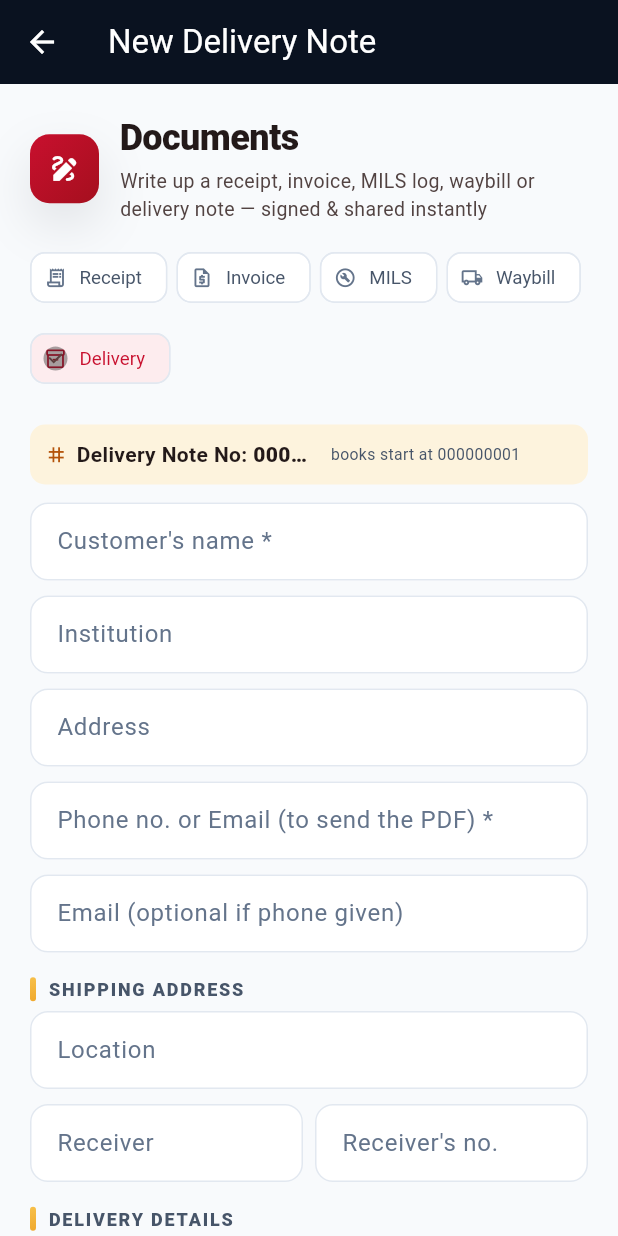
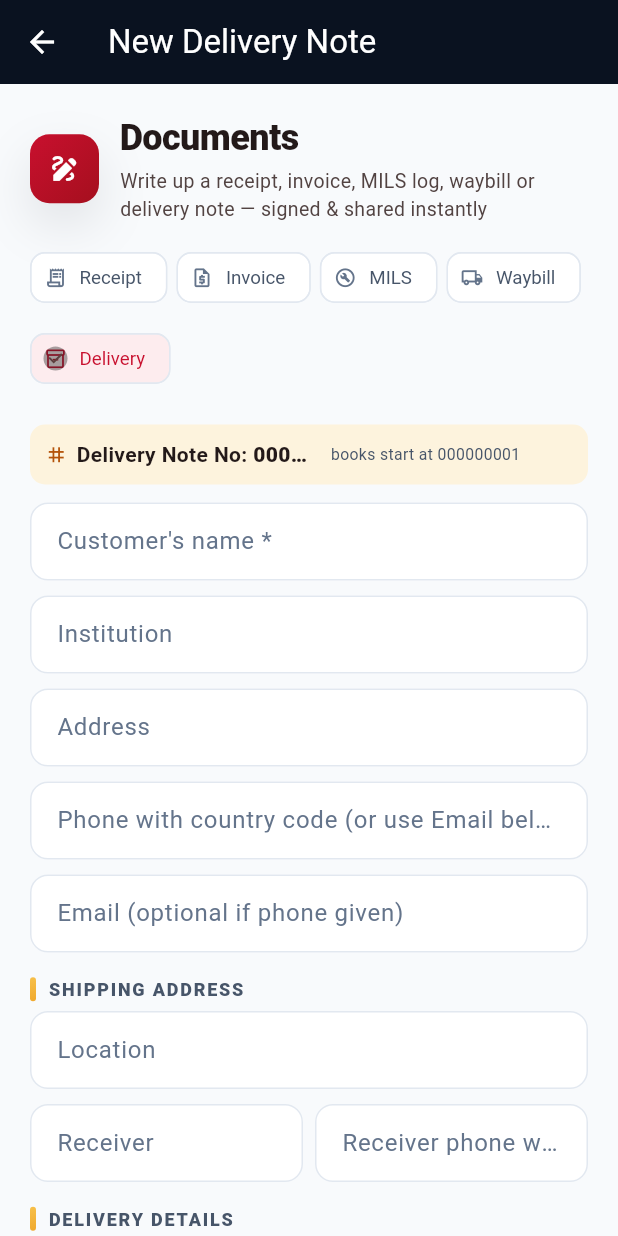
Before and after one commit to NO-Group/mtek_fire_safety_ltd, a Flutter app: the GeneratorScreen screen opened directly, on a phone screen of 412 x 824 dp. Run offline on Flutter 3.47's test engine with Material 3 defaults, Android fonts, the phone set to English and light mode, and no system bars; our stand-ins replace file_picker, fl_chart, flutter_local_notifications, pdf, permission_handler, printing and 1 more; missing offline and left inert: dart:html; accounts and stored records are empty; network calls fail; Roboto replaces fonts that are missing (Sora).

Commit message:
fix visible PDF downloads and international phone entry
Co-authored-by: arena-agent <297053741+arena-agent@users.noreply.github.com>

```diff
--- a/app/lib/documents/branding.dart
+++ b/app/lib/documents/branding.dart
@@ -21,14 +21,15 @@
 
   static const headOffice =
       'HEAD OFFICE: YY12, Kazaure Road, By Lagos Street Round About, Kaduna.';
-  static const headOfficeTel = 'Tel: 08033489452';
+  static const ceoPhone = '+2348033498452';
+  static const headOfficeTel = 'Tel: +2348033498452';
   static const email = 'mtekfiresafetyltd@gmail.com';
   static const website = 'www.mtekLtd.com.ng';
 
   /// Single-office contact block used on every generated document.
   static const officeBlock =
       'HEAD OFFICE: YY12, Kazaure Road, By Lagos Street Round About, Kaduna. '
-      'Tel: 08033489452\n'
+      'Tel: +2348033498452\n'
       'E-mail: mtekfiresafetyltd@gmail.com\n'
       'Website: www.mtekLtd.com.ng';
 
--- a/app/lib/ui/screens/customers_screen.dart
+++ b/app/lib/ui/screens/customers_screen.dart
@@ -1,6 +1,7 @@
 import 'package:flutter/material.dart';
 
 import '../../core/format.dart' as fmt;
+import '../../core/phone.dart';
 import '../../core/theme.dart';
 import '../../data/models.dart';
 import '../../data/store.dart';
@@ -96,19 +97,24 @@
           children: [
             TextField(controller: name, decoration: const InputDecoration(labelText: 'Name / Company')),
             const SizedBox(height: 12),
-            TextField(controller: phone, decoration: const InputDecoration(labelText: 'Phone (WhatsApp)')),
+            TextField(controller: phone, keyboardType: TextInputType.phone, decoration: const InputDecoration(labelText: 'Phone with country code', hintText: '+2348033498452')),
           ],
         ),
         actions: [
           TextButton(onPressed: () => Navigator.pop(context), child: const Text('Cancel')),
           FilledButton(
             onPressed: () {
+              final phoneError = internationalPhoneError(phone.text, required: true);
+              if (phoneError != null) {
+                ScaffoldMessenger.of(context).showSnackBar(SnackBar(content: Text(phoneError)));
+                return;
+              }
               if (name.text.trim().isNotEmpty) {
                 AppStore.instance.addCustomer(Customer(
                   id: 'C${DateTime.now().millisecondsSinceEpoch.toRadixString(36)}',
                   name: name.text.trim(),
                   isCorporate: name.text.toLowerCase().contains('ltd') || name.text.toLowerCase().contains('depot'),
-                  phone: phone.text.trim(),
+                  phone: normalizeInternationalPhone(phone.text),
                   email: '',
                   address: '',
                 ));
--- a/app/lib/ui/screens/generator_screen.dart
+++ b/app/lib/ui/screens/generator_screen.dart
@@ -6,6 +6,7 @@
 import 'package:flutter/services.dart' show rootBundle;
 
 import '../../core/format.dart' as fmt;
+import '../../core/phone.dart';
 import '../../core/theme.dart';
 import '../widgets.dart';
 import '../../data/auth_store.dart';
@@ -350,7 +351,7 @@
       _field(_rIrn, 'IRN (Invoice Reference Number)', onChanged: (v) => _receipt.irn = v),
       _field(_rName, 'Customer name *', onChanged: (v) => _receipt.name = v),
       _field(_rAddr, 'Address', onChanged: (v) => _receipt.address = v),
-      _field(_rPhone, 'Phone No. or Email (to send the PDF) *', keyboard: TextInputType.phone, onChanged: (v) => _receipt.phone = v),
+      _field(_rPhone, 'Phone with country code (or use Email below)', keyboard: TextInputType.phone, onChanged: (v) => _receipt.phone = v),
       _field(_rEmail, 'Email (optional if phone given)', keyboard: TextInputType.emailAddress, onChanged: (v) => _receipt.customerEmail = v),
       _field(_rFor, 'Being Payment for', hint: 'e.g. Refill of 24 × 6kg extinguishers', onChanged: (v) => _receipt.beingPaymentFor = v),
       _field(_rAmount, 'The Sum of (₦) *', keyboard: const TextInputType.numberWithOptions(decimal: true),
@@ -421,7 +422,7 @@
       _field(_iLpo, 'L.P.O. No', onChanged: (v) => _invoice.lpoNo = v),
       _field(_iName, 'Customer name *', onChanged: (v) => _invoice.name = v),
       _field(_iAddr, 'Address', onChanged: (v) => _invoice.address = v),
-      _field(_iPhone, 'Phone No. or Email (to send the PDF) *', keyboard: TextInputType.phone, onChanged: (v) => _invoice.phone = v),
+      _field(_iPhone, 'Phone with country code (or use Email below)', keyboard: TextInputType.phone, onChanged: (v) => _invoice.phone = v),
       _field(_iEmail, 'Email (optional if phone given)', keyboard: TextInputType.emailAddress, onChanged: (v) => _invoice.customerEmail = v),
       const SizedBox(height: 6),
       const SectionTitle('Itemised ledger'),
@@ -589,7 +590,7 @@
       const SizedBox(height: 10),
       _field(_mName, "Customer's Name *", onChanged: (v) => _mils.name = v),
       _field(_mAddr, 'Address', onChanged: (v) => _mils.address = v),
-      _field(_mPhone, 'Phone Number or Email (to send the PDF) *', keyboard: TextInputType.phone, onChanged: (v) => _mils.phone = v),
+      _field(_mPhone, 'Phone with country code (or use Email below)', keyboard: TextInputType.phone, onChanged: (v) => _mils.phone = v),
       _field(_mEmail, 'Email (optional if phone given)', keyboard: TextInputType.emailAddress, onChanged: (v) => _mils.customerEmail = v),
       const SizedBox(height: 6),
       SwitchListTile.adaptive(
@@ -781,7 +782,7 @@
       ]),
       _field(_wbName, "Buyer's name *", onChanged: (v) => _waybill.name = v),
       _field(_wbAddr, 'Address', onChanged: (v) => _waybill.address = v),
-      _field(_wbPhone, 'Phone no. or Email (to send the PDF) *', keyboard: TextInputType.phone, onChanged: (v) => _waybill.phone = v),
+      _field(_wbPhone, 'Phone with country code (or use Email below)', keyboard: TextInputType.phone, onChanged: (v) => _waybill.phone = v),
       _field(_wbEmail, 'Email (optional if phone given)', keyboard: TextInputType.emailAddress, onChanged: (v) => _waybill.customerEmail = v),
       const SizedBox(height: 6),
       const SectionTitle('Items — products / tech. spec / brand / qty'),
@@ -839,7 +840,7 @@
       Row(children: [
         Expanded(child: _field(_wbDriver, "Driver's name", onChanged: (v) => _waybill.driverName = v)),
         const SizedBox(width: 8),
-        Expanded(child: _field(_wbDriverPhone, 'Driver phone', keyboard: TextInputType.phone, onChanged: (v) => _waybill.driverPhone = v)),
+        Expanded(child: _field(_wbDriverPhone, 'Driver phone with country code', keyboard: TextInputType.phone, onChanged: (v) => _waybill.driverPhone = v)),
       ]),
       Row(children: [
         Expanded(child: _field(_wbVehicle, "Vehicle's brand", onChanged: (v) => _waybill.vehicleBrand = v)),
@@ -851,7 +852,7 @@
       Row(children: [
         Expanded(child: _field(_wbReceiver, "Receiver's name", onChanged: (v) => _waybill.receiverName = v)),
         const SizedBox(width: 8),
-        Expanded(child: _field(_wbReceiverPhone, 'Receiver phone', keyboard: TextInputType.phone, onChanged: (v) => _waybill.receiverPhone = v)),
+        Expanded(child: _field(_wbReceiverPhone, 'Receiver phone with country code', keyboard: TextInputType.phone, onChanged: (v) => _waybill.receiverPhone = v)),
       ]),
       _sigTile("Receiver's signature (signs at hand-over)"),
     ];
@@ -871,7 +872,7 @@
       _field(_dnName, "Customer's name *", onChanged: (v) => _deliveryNote.customerName = v),
       _field(_dnInst, 'Institution', onChanged: (v) => _deliveryNote.institution = v),
       _field(_dnAddr, 'Address', onChanged: (v) => _deliveryNote.address = v),
-      _field(_dnPhone, 'Phone no. or Email (to send the PDF) *', keyboard: TextInputType.phone, onChanged: (v) => _deliveryNote.phone = v),
+      _field(_dnPhone, 'Phone with country code (or use Email below)', keyboard: TextInputType.phone, onChanged: (v) => _deliveryNote.phone = v),
       _field(_dnEmail, 'Email (optional if phone given)', keyboard: TextInputType.emailAddress, onChanged: (v) => _deliveryNote.customerEmail = v),
       const SizedBox(height: 6),
       const SectionTitle('Shipping address'),
@@ -880,7 +881,7 @@
       Row(children: [
         Expanded(child: _field(_dnReceiver, 'Receiver', onChanged: (v) => _deliveryNote.receiver = v)),
         const SizedBox(width: 8),
-        Expanded(child: _field(_dnReceiverNo, "Receiver's no.", keyboard: TextInputType.phone, onChanged: (v) => _deliveryNote.receiverNo = v)),
+        Expanded(child: _field(_dnReceiverNo, "Receiver phone with country code", keyboard: TextInputType.phone, onChanged: (v) => _deliveryNote.receiverNo = v)),
       ]),
       const SizedBox(height: 6),
       const SectionTitle('Delivery details'),
@@ -1074,10 +1075,12 @@
     // Autofill/IME may have filled fields without firing onChanged — make
     // the models reflect what's on screen before any validation runs.
     _syncControllersToModel();
-    String? contactError(String phone, String email) =>
-        (phone.trim().isEmpty && email.trim().isEmpty)
-            ? 'Add the customer\u2019s phone or email \u2014 the PDF is sent to them.'
-            : null;
+    String? contactError(String phone, String email) {
+      if (phone.trim().isEmpty && email.trim().isEmpty) {
+        return 'Add the customer\u2019s phone with country code or an email.';
+      }
+      return phone.trim().isEmpty ? null : internationalPhoneError(phone);
+    }
     final err = switch (_type) {
       DocType.receipt => _receipt.valid
           ? contactError(_receipt.phone, _receipt.customerEmail)
--- a/app/lib/ui/screens/login_screen.dart
+++ b/app/lib/ui/screens/login_screen.dart
@@ -3,6 +3,7 @@
 import 'package:file_picker/file_picker.dart';
 import 'package:flutter/material.dart';
 
+import '../../core/phone.dart';
 import '../../core/theme.dart';
 import '../../data/auth_store.dart';
 import '../../data/env.dart';
@@ -225,7 +226,7 @@
         const SizedBox(height: 10),
         TextField(controller: _email, decoration: const InputDecoration(labelText: 'Email', prefixIcon: Icon(Icons.mail_outline))),
         const SizedBox(height: 10),
-        TextField(controller: _phone, keyboardType: TextInputType.phone, decoration: const InputDecoration(labelText: 'Phone number', prefixIcon: Icon(Icons.phone_outlined))),
+        TextField(controller: _phone, keyboardType: TextInputType.phone, decoration: const InputDecoration(labelText: 'Phone number with country code', hintText: '+2348033498452', prefixIcon: Icon(Icons.phone_outlined))),
         const SizedBox(height: 10),
         OutlinedButton.icon(
           onPressed: _pickPassportPhoto,
@@ -388,8 +389,9 @@
       return;
     }
     if (Env.backendConfigured) {
-      if (_phone.text.trim().isEmpty) {
-        setState(() => _error = 'Enter your phone number');
+      final phoneError = internationalPhoneError(_phone.text, required: true);
+      if (phoneError != null) {
+        setState(() => _error = phoneError);
         return;
       }
       if (_recovery.text.trim().length < 15) {
@@ -409,7 +411,7 @@
       final remoteErr = await AuthStore.instance.remoteSignUp(
         name: _name.text,
         email: _email.text,
-        phone: _phone.text,
+        phone: normalizeInternationalPhone(_phone.text),
         password: _password.text,
         signaturePasscode: _passcode.text,
         recoveryString: _recovery.text.trim(),
--- a/app/lib/ui/screens/settings_screen.dart
+++ b/app/lib/ui/screens/settings_screen.dart
@@ -421,7 +421,7 @@
             child: ListTile(
               leading: Icon(Icons.verified_user_outlined),
               title: Text('M-TEK FIRE & SAFETY LTD.'),
-              subtitle: Text('RC: 1082534 · YY12 Kazaure Road, by Lagos Street Round About, Kaduna\nmtekfiresafetyltd@gmail.com · 08033489452'),
+              subtitle: Text('RC: 1082534 · YY12 Kazaure Road, by Lagos Street Round About, Kaduna\nmtekfiresafetyltd@gmail.com · +2348033498452'),
               isThreeLine: true,
             ),
           ),
```
Also changed, not shown: app/lib/core/phone.dart (added, +14 -0 lines), app/lib/documents/share_impl_io.dart (+27 -17 lines), 1 other file.
